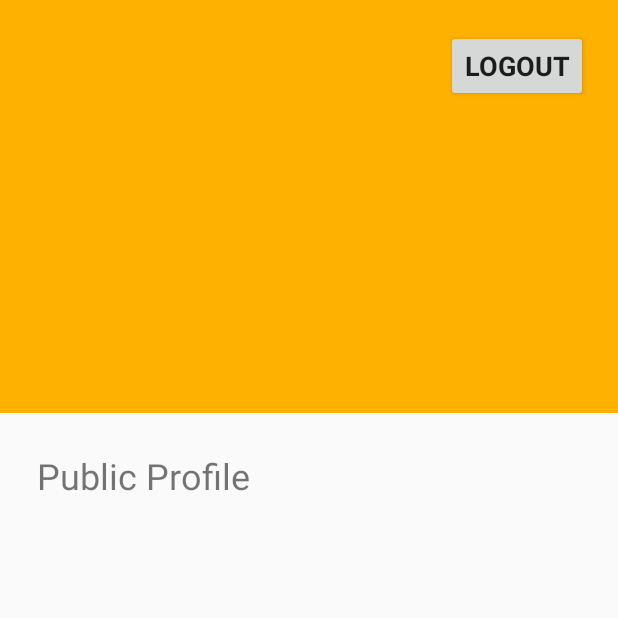
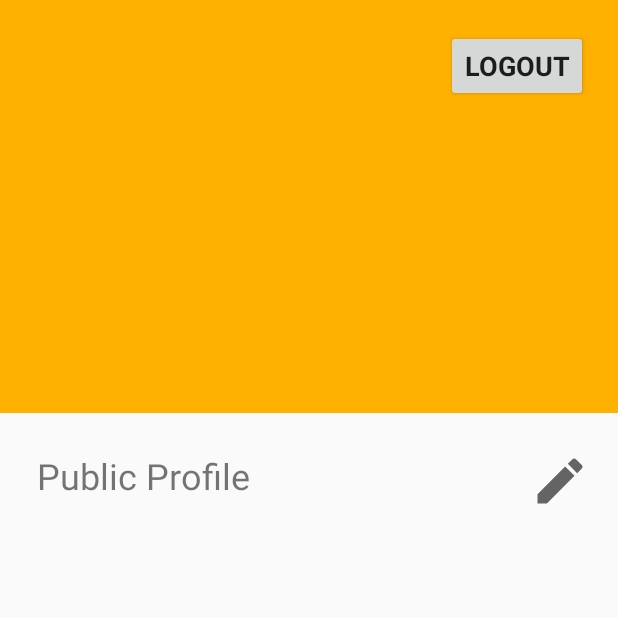
Before and after one commit to KyleKim107/CS506_Warm_Up_app, an Android app: the fragment ProfileFragment2 shown on its own in the app's theme, on a phone screen of 412 x 824 dp, the top half of it. Run offline under Robolectric (Android 15) with nearby library versions, the phone set to English and light mode, and no system bars; our stand-ins replace CircleImageView; Roboto replaces fonts that are not available here.

Commit message:
added edit button again to profile page

```diff
--- a/app/src/main/res/layout/fragment_profile.xml
+++ b/app/src/main/res/layout/fragment_profile.xml
@@ -79,6 +79,19 @@
         app:layout_constraintTop_toBottomOf="@+id/profileBackground"
         app:layout_constraintVertical_bias="0.050000012" />
 
+    <ImageView
+        android:id="@+id/imageView3"
+        android:layout_width="40dp"
+        android:layout_height="40dp"
+        android:background="@drawable/ic_baseline_edit_24"
+        android:onClick="openSelectionFragment"
+        app:layout_constraintBottom_toBottomOf="parent"
+        app:layout_constraintEnd_toEndOf="parent"
+        app:layout_constraintHorizontal_bias="0.95"
+        app:layout_constraintStart_toStartOf="parent"
+        app:layout_constraintTop_toBottomOf="@+id/profileBackground"
+        app:layout_constraintVertical_bias="0.050000012" />
+
     <ListView
         android:id="@+id/list"
         android:layout_width="406dp"
```
